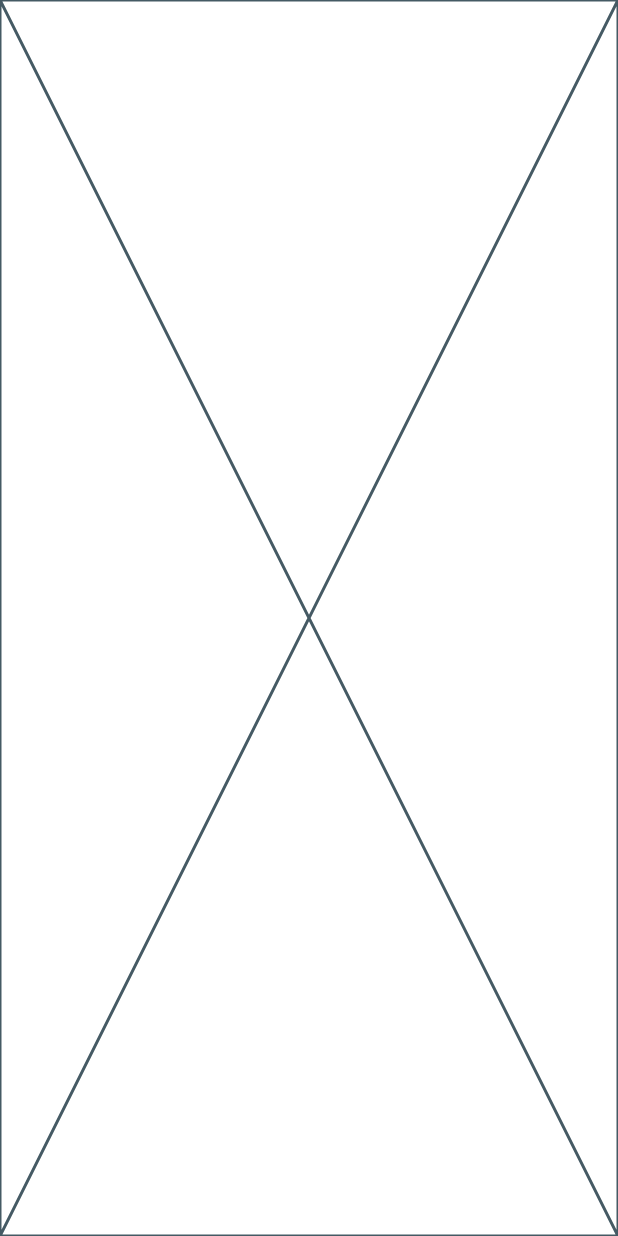
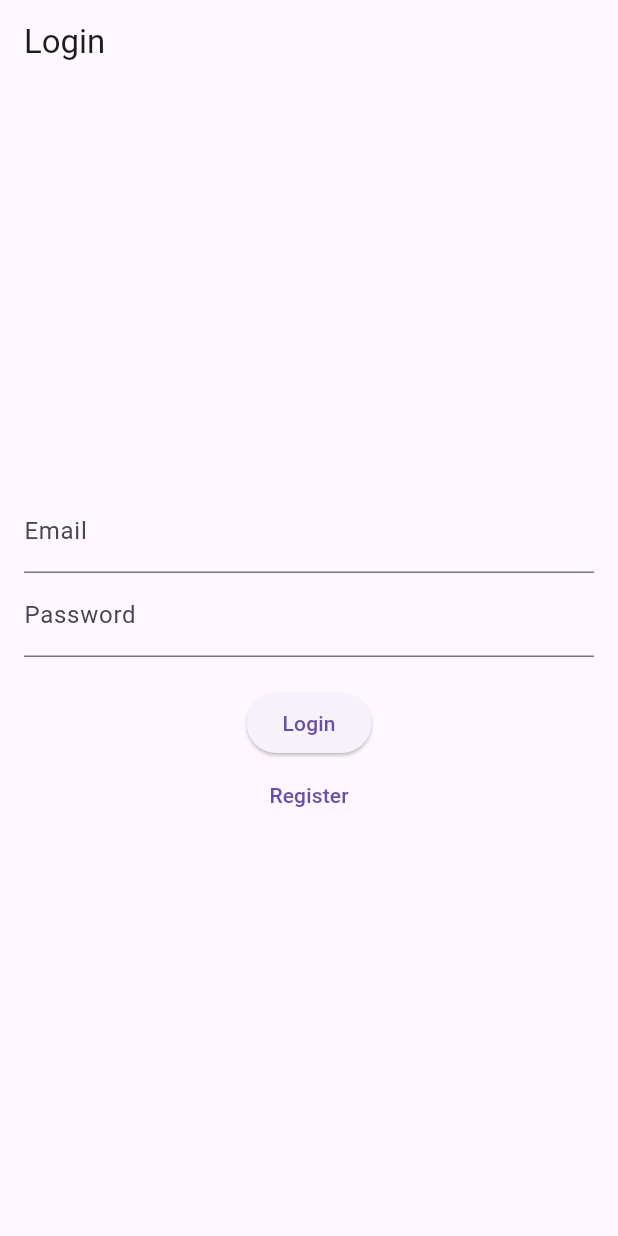
Before and after one commit to M2NVMe/firebase_rodi, a Flutter app: the screen it shows after launch, on a phone screen of 412 x 824 dp. Run offline on Flutter 3.47's test engine with Material 3 defaults, Android fonts, the phone set to English and light mode, and no system bars; our stand-ins replace cloud_firestore, firebase_auth, firebase_core, get; accounts and stored records are empty.

Commit message:
with test login

```diff
--- /dev/null
+++ b/lib/Controllers/CRUDModel/AuthController.dart
@@ -0,0 +1,44 @@
+import 'package:firebase_auth/firebase_auth.dart';
+import 'package:firebase_rodi/Pages/UtamaPage.dart';
+import 'package:get/get.dart';
+
+class AuthController extends GetxController {
+  final FirebaseAuth auth = FirebaseAuth.instance;
+  Rxn<User> firebaseUser = Rxn<User>();
+
+  @override
+  void onInit() {
+    super.onInit();
+    firebaseUser.bindStream(auth.authStateChanges());
+    auth.authStateChanges().listen((user) {
+      print("Auth state changed: $user");
+    });
+  }
+
+  Future<void> register(String email, String password) async {
+    try {
+      await auth.createUserWithEmailAndPassword(email: email, password: password);
+      Get.snackbar("Success", "Account created successfully!");
+    } catch (e) {
+      Get.snackbar("Error", e.toString());
+    }
+  }
+
+  Future<void> login(String email, String password) async {
+    try {
+      await auth.signInWithEmailAndPassword(email: email, password: password);
+      Get.snackbar("Success", "Logged in successfully!");
+    } catch (e) {
+      Get.snackbar("Error", e.toString());
+    }
+  }
+
+  Future<void> logout() async {
+    try {
+      await auth.signOut();
+      Get.snackbar("Success", "Logged out successfully!");
+    } catch (e) {
+      Get.snackbar("Error", e.toString());
+    }
+  }
+}
--- /dev/null
+++ b/lib/Pages/TestLogin.dart
@@ -0,0 +1,54 @@
+import 'package:firebase_rodi/Controllers/CRUDModel/AuthController.dart';
+import 'package:flutter/material.dart';
+import 'package:get/get.dart';
+
+class Testlogin extends StatelessWidget {
+  final AuthController authController = Get.put(AuthController());
+  final TextEditingController emailController = TextEditingController();
+  final TextEditingController passwordController = TextEditingController();
+
+  @override
+  Widget build(BuildContext context) {
+    return Scaffold(
+      appBar: AppBar(
+        title: const Text("Login"),
+      ),
+      body: Padding(
+        padding: const EdgeInsets.all(16.0),
+        child: Column(
+          mainAxisAlignment: MainAxisAlignment.center,
+          children: [
+            TextField(
+              controller: emailController,
+              decoration: const InputDecoration(labelText: "Email"),
+            ),
+            TextField(
+              controller: passwordController,
+              obscureText: true,
+              decoration: const InputDecoration(labelText: "Password"),
+            ),
+            const SizedBox(height: 20),
+            ElevatedButton(
+              onPressed: () {
+                authController.login(
+                  emailController.text.trim(),
+                  passwordController.text.trim(),
+                );
+              },
+              child: const Text("Login"),
+            ),
+            TextButton(
+              onPressed: () {
+                authController.register(
+                  emailController.text.trim(),
+                  passwordController.text.trim(),
+                );
+              },
+              child: const Text("Register"),
+            ),
+          ],
+        ),
+      ),
+    );
+  }
+}
--- a/lib/Routes/Route.dart
+++ b/lib/Routes/Route.dart
@@ -1,4 +1,5 @@
 import 'package:firebase_rodi/Pages/Login.dart';
+import 'package:firebase_rodi/Pages/TestLogin.dart';
 import 'package:firebase_rodi/Pages/UtamaPage.dart';
 import 'package:get/get.dart';
 
@@ -8,6 +9,7 @@ class RoutePages {
 
   //misal =
   static const login = "/login";
+  static const logintest = "/logintest";
   static const utama  = "/utama";
 }
 
@@ -15,6 +17,7 @@ class AppPages{
   static final pages =  [
     //tambahin page pagenya disini
     GetPage(name: RoutePages.login, page: () => LoginPage()),
-    GetPage(name: RoutePages.utama, page: () => CRUDutama()),
+    GetPage(name: RoutePages.logintest, page: () => Testlogin()),
+    GetPage(name: RoutePages.utama, page: () => CrudScreen()),
   ];
 }
--- a/lib/main.dart
+++ b/lib/main.dart
@@ -1,25 +1,24 @@
-import 'package:firebase_rodi/Routes/Route.dart';
 import 'package:flutter/material.dart';
 import 'package:firebase_core/firebase_core.dart';
 import 'package:get/get.dart';
+import 'Routes/Route.dart';
 
 void main() async {
   WidgetsFlutterBinding.ensureInitialized();
   await Firebase.initializeApp();
   runApp(const MyApp());
-
 }
 
 class MyApp extends StatelessWidget {
   const MyApp({super.key});
 
-  // This widget is the root of your application.
   @override
   Widget build(BuildContext context) {
     return GetMaterialApp(
-      title: 'Firebase assignment app',
-      initialRoute: RoutePages.login,
+      title: 'Firebase Assignment App',
+      initialRoute: RoutePages.logintest,
       getPages: AppPages.pages,
+      debugShowCheckedModeBanner: false,
     );
   }
 }
```
Also changed, not shown: lib/Controllers/CRUDModel/AuthWrapper.dart (added, +20 -0 lines), lib/Controllers/CRUDModel/CRUDController.dart (+24 -20 lines), lib/Pages/UtamaPage.dart (+61 -28 lines).
